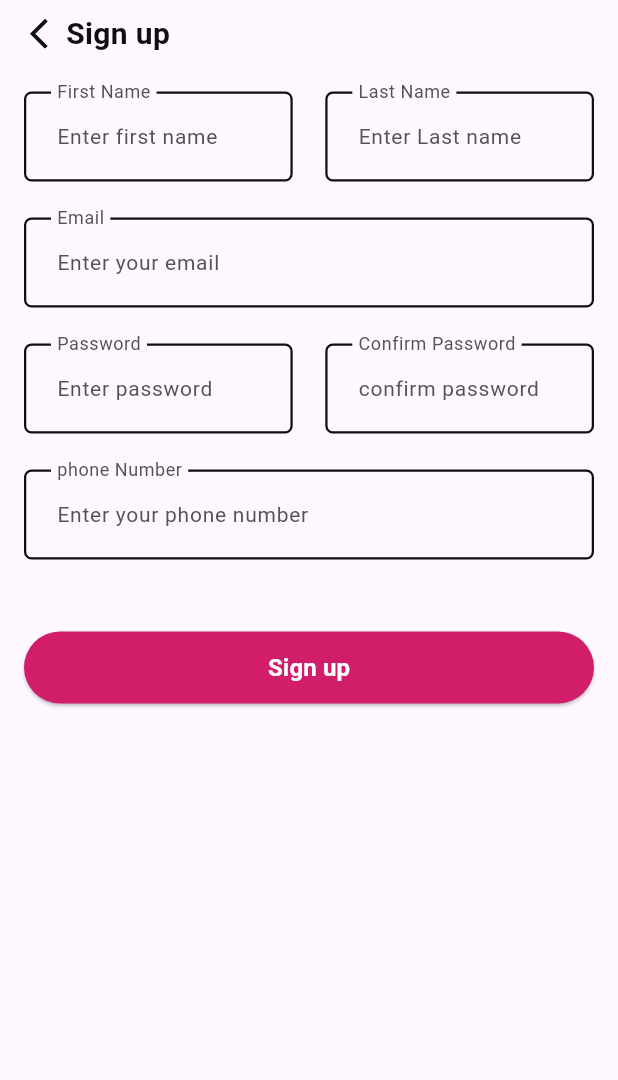
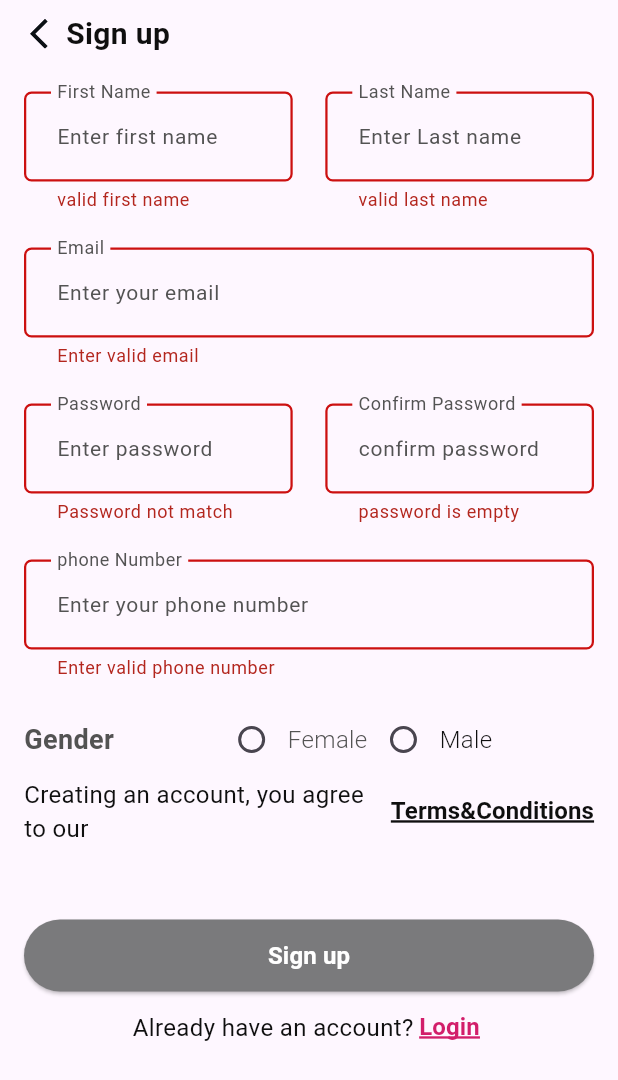
Before and after one commit to AhmedRasmy1/flower_ecommerce, a Flutter app: the screen it shows after launch, after a tap on "Sign up", on a phone screen of 412 x 824 dp. Shown: the top 1080 px of the screen. Run offline on Flutter 3.47's test engine with Material 3 defaults, Android fonts, the phone set to English and light mode, and no system bars; our stand-ins replace bloc, cached_network_image, dio, flutter_bloc, flutter_svg, get_it and 3 more; generated files the repository leaves out were written again.

Commit message:
Develop and finalize Register page UI with API connection for data handling

```diff
--- a/lib/Features/auth/presentation/view_model/signup_view_model/signup_cubit.dart
+++ b/lib/Features/auth/presentation/view_model/signup_view_model/signup_cubit.dart
@@ -1,3 +1,4 @@
+import 'package:flower_ecommerce/core/utils/cashed_data_shared_preferences.dart';
 import 'package:flutter_bloc/flutter_bloc.dart';
 import 'package:injectable/injectable.dart';
 import '../../../../../core/common/api_result.dart';
@@ -9,26 +10,23 @@ import '../../../domain/use_cases/register_usecase.dart';
 @injectable
 class RegisterViewModel extends Cubit<RegisterState> {
   RegisterUseCase registerUseCase;
+
+  //static RegisterViewModel get(context) => BlocProvider.of(context);
+
   RegisterViewModel(this.registerUseCase) : super(InitialState());
+  bool genderChosen=false;
 
   void register(
-      // {
-      // required String firstName,
-      // required String lastName,
-      // required String email,
-      // required String password,
-      // required String gender,
-      // required String rePassword,
-      // required String phone}
-      ) async {
-    var result = await registerUseCase.register(
-        'fivcrsxtakjkName',
-        'dfdjkdffcdf',
-        'dfdf1ddkzjl2ass@gmail.com',
-        'As@112233',
-        'male',
-        'As@112233',
-        '+201258501121');
+      {required String firstName,
+      required String lastName,
+      required String email,
+      required String password,
+      required String rePassword,
+      required String phone}) async {
+    emit(LoadingRegisterState());
+    String gender = SharedData.getData(key: StringCache.selectGender)??'';
+    var result = await registerUseCase.register(firstName, lastName, email,
+        password, gender, rePassword, phone);
 
     switch (result) {
       case Success<RegisterEntities?>():
--- a/lib/Features/auth/presentation/view_model/signup_view_model/signup_state.dart
+++ b/lib/Features/auth/presentation/view_model/signup_view_model/signup_state.dart
@@ -12,7 +12,10 @@ class SuccessRegisterState extends RegisterState {
   SuccessRegisterState(this.registerEntities);
 }
 
-class LoadingRegisterState extends RegisterState {}
+class LoadingRegisterState extends RegisterState {
+
+  LoadingRegisterState();
+}
 
 class ErrorRegisterState extends RegisterState {
   Exception? exception;
--- a/lib/Features/auth/presentation/views/register_view.dart
+++ b/lib/Features/auth/presentation/views/register_view.dart
@@ -6,12 +6,16 @@ import '../../../../core/di/di.dart';
 import '../../../../core/functions/helper.dart';
 import '../../../../core/resources/app_constants.dart';
 import '../../../../core/resources/color_manager.dart';
+import '../../../../core/resources/routes_manager.dart';
 import '../../../../core/resources/strings_manager.dart';
 import '../../../../core/resources/values_manager.dart';
 import '../../../../core/widgets/custom_app_bar.dart';
 import '../../../../core/widgets/custom_elevated_button.dart';
 import '../../../../core/widgets/custom_text_form_field.dart';
 import '../view_model/signup_view_model/signup_cubit.dart';
+import '../widgets/bloc_consumer_signin_page.dart';
+import '../widgets/choose_gender.dart';
+import '../widgets/custom_auth_prompt.dart';
 
 class RegisterView extends StatefulWidget {
   const RegisterView({super.key});
@@ -29,16 +33,26 @@ class _RegisterViewState extends State<RegisterView> {
   final TextEditingController _rePasswordController = TextEditingController();
   final TextEditingController _phoneController = TextEditingController();
   final GlobalKey<FormState> _formKey = GlobalKey<FormState>();
-  Color buttonColor = ColorManager.pink;
+  Color buttonColor = ColorManager.darkGrey;
   bool isPasswordHidden1 = true;
   bool isPasswordHidden2 = true;
-
+  bool passwordValid = false;
+  bool _hasStartedTyping = false;
   @override
   void initState() {
     viewModel = getIt.get<RegisterViewModel>();
     super.initState();
   }
-
+  void _onTextChanged(String text) {
+    if (!_hasStartedTyping && text.isNotEmpty) {
+      _hasStartedTyping = true;
+      _phoneController.text = '+2$text';
+      _phoneController.selection = TextSelection.collapsed(offset: _phoneController.text.length);
+    }
+    if (text.isEmpty) {
+      _hasStartedTyping = false;
+    }
+  }
   @override
   Widget build(BuildContext context) {
     return BlocProvider(
@@ -75,7 +89,8 @@ class _RegisterViewState extends State<RegisterView> {
                               labelText: AppStrings.firstName,
                               hintText: AppStrings.enterYourFirstName,
                               obscureText: false,
-                              validator: (value) => validateNotEmpty(
+                              validator: (value) =>
+                                  validateNotEmpty(
                                       value, AppStrings.entervalidfirstName),
                             ),
                           ),
@@ -87,7 +102,8 @@ class _RegisterViewState extends State<RegisterView> {
                               labelText: AppStrings.lastName,
                               hintText: AppStrings.enterYourLastName,
                               obscureText: false,
-                              validator: (value) => validateNotEmpty(
+                              validator: (value) =>
+                                  validateNotEmpty(
                                       value, AppStrings.entervalidLastName),
                             ),
                           ),
@@ -111,13 +127,17 @@ class _RegisterViewState extends State<RegisterView> {
                             width: context.screenWidth /
                                 AppConstants.screenWidthRatio,
                             child: CustomTextFormField(
-                              controller: _rePasswordController,
+                              controller: _passwordController,
                               labelText: AppStrings.password,
                               hintText: AppStrings.enterYourPassword,
                               obscureText: isPasswordHidden2,
-                              validator: (value) => validatePasswordMatch(
+                              validator: (value) =>
+                                  validatePassword(
                                       password: _passwordController.text,
-                                  confirmPassword: _rePasswordController.text,
+                                      messageInvalid: AppStrings
+                                          .passwordInvalidFormat,
+                                      messageLength: AppStrings
+                                          .passwordCharactersLong,
                                       message: AppStrings.passwordNotMatch),
                             ),
                           ),
@@ -129,9 +149,12 @@ class _RegisterViewState extends State<RegisterView> {
                               labelText: AppStrings.confirmPassword,
                               hintText: AppStrings.enterYourConfirmPassword,
                               obscureText: isPasswordHidden2,
-                              validator: (value) => validatePasswordMatch(
+                              validator: (value) =>
+                                  validatePasswordMatch(
+                                    messageIsEmpty:AppStrings.passwordIsEmpty ,
                                       password: _passwordController.text,
-                                  confirmPassword: _rePasswordController.text,
+                                      confirmPassword: _rePasswordController
+                                          .text,
                                       message: AppStrings.passwordNotMatch),
                             ),
                           ),
@@ -143,50 +166,44 @@ class _RegisterViewState extends State<RegisterView> {
                         keyboardType: TextInputType.phone,
                         labelText: AppStrings.phoneNumber,
                         hintText: AppStrings.enterPhoneNumber,
+                        onChanged:    _onTextChanged,
                         obscureText: false,
-                        validator: (value) => validateNotEmpty(
+                        validator: (value) =>
+                            validateNotEmpty(
                               value,
                               AppStrings.enterValidPhoneNumber,
                             ),
                       ),
+                      const SizedBox(height: AppSize.s16),
+                      const ChooseGender(),
+                      const AuthPrompt(
+                        message: AppStrings.agreeTermsConditions,
+                        userAccess: AppStrings.termsConditions,
+                        color: ColorManager.black,
+                        routeName: RoutesManager.loginRoute,/// change
+                      ),
                       const SizedBox(height: AppSize.s48),
-                      CustomElevatedButton(
+                      BlocConsumerForSignupPage(
+                        formKey: _formKey,
+                        emailController: _emailController,
+                        passwordController: _passwordController,
+                        firstNameController: _firstNameController,
+                        lastNameController: _lastNameController,
+                        rePasswordController: _rePasswordController,
+                        phoneController: _phoneController,
                         buttonColor: buttonColor,
-                        title: AppStrings.signUp,
-                        onPressed: () {
-                          viewModel.register(
-                              // firstName: _firstNameController.text,
-                              // lastName: _lastNameController.text,
-                              // email: _emailController.text,
-                              // password: _passwordController.text,
-                              // rePassword: _rePasswordController.text,
-                              // phone:'+201200131125',
-                              // gender: 'male'
-                              );
+                        viewModel: viewModel,
+                        updateButtonColor: (newColor) {
+                          setState(() {
+                            buttonColor = newColor;
+                          });
                         },
+                      ),
+                      const AuthPrompt(
+                        message: AppStrings.alreadyHaveAccount,
+                        userAccess: AppStrings.login,
+                        routeName: RoutesManager.loginRoute,
                       )
-                      // BlocConsumerForSignupPage(
-                      //   formKey: _formKey,
-                      //   emailController: _emailController,
-                      //   passwordController: _passwordController,
-                      //   userNameController: _userNameController,
-                      //   firstNameController: _firstNameController,
-                      //   lastNameController: _lastNameController,
-                      //   confirmPasswordController: _confirmPasswordController,
-                      //   phoneController: _phoneController,
-                      //   buttonColor: buttonColor,
-                      //   viewModel: viewModel,
-                      //   updateButtonColor: (newColor) {
-                      //     setState(() {
-                      //       buttonColor = newColor;
-                      //     });
-                      //   },
-                      // ),
-                      // const AuthPrompt(
-                      //   message: AppStrings.alreadyHaveAccount,
-                      //   userAccess: AppStrings.login,
-                      //   routeName: RoutesManager.loginRoute,
-                      // )
                     ],
                   ),
                 ),
--- /dev/null
+++ b/lib/Features/auth/presentation/widgets/bloc_consumer_signin_page.dart
@@ -0,0 +1,145 @@
+
+import 'package:flower_ecommerce/Features/auth/presentation/view_model/signup_view_model/signup_state.dart';
+import 'package:flower_ecommerce/core/resources/color_manager.dart';
+import 'package:flower_ecommerce/core/resources/style_manager.dart';
+import 'package:flower_ecommerce/core/resources/values_manager.dart';
+import 'package:flutter/material.dart';
+import 'package:flutter_bloc/flutter_bloc.dart';
+import '../../../../core/common/custom_exception.dart';
+import '../../../../core/functions/helper.dart';
+import '../../../../core/resources/routes_manager.dart';
+import '../../../../core/resources/strings_manager.dart';
+import '../../../../core/widgets/custom_elevated_button.dart';
+import '../view_model/signup_view_model/signup_cubit.dart';
+
+class BlocConsumerForSignupPage extends StatelessWidget {
+  final GlobalKey<FormState> formKey;
+  final TextEditingController emailController;
+  final TextEditingController passwordController;
+  final TextEditingController firstNameController;
+  final TextEditingController lastNameController;
+  final TextEditingController rePasswordController;
+  final TextEditingController phoneController;
+  final Color buttonColor;
+  final Function(Color) updateButtonColor;
+  final RegisterViewModel viewModel;
+
+  const BlocConsumerForSignupPage({
+    super.key,
+    required this.formKey,
+    required this.emailController,
+    required this.passwordController,
+    required this.firstNameController,
+    required this.lastNameController,
+    required this.rePasswordController,
+    required this.phoneController,
+    required this.buttonColor,
+    required this.updateButtonColor,
+    required this.viewModel,
+  });
+
+  @override
+  Widget build(BuildContext context) {
+    return BlocConsumer<RegisterViewModel, RegisterState>(
+      listener: (context, state) {
+        if (state is LoadingRegisterState) {
+          showDialog(
+            context: context,
+            barrierDismissible: false,
+            builder: (BuildContext context) {
+              return const Dialog(
+                backgroundColor: Colors.transparent,
+                child: Center(
+                  child: CircularProgressIndicator(
+                    color: ColorManager.pink,
+                  ),
+                ),
+              );
+            },
+          );
+        }
+        if (state is ErrorRegisterState) {
+          Navigator.pop(context);
+          String? message;
+          if (state.exception is ServerError) {
+            message = (state.exception as ServerError).serverMessage ;
+          }
+          showCustomDialog(context, message);
+
+        }
+        if (state is SuccessRegisterState) {
+          Navigator.pop(context);
+          Navigator.pushNamed(context, RoutesManager.loginRoute);
+        }
+      },
+      builder: (context, state) {
+        return CustomElevatedButton(
+          buttonColor: buttonColor,
+          title: AppStrings.signUp,
+          onPressed: () {
+            validationMethod(
+              actionPress: () {
+                viewModel.register(
+                  firstName: firstNameController.text,
+                  lastName: lastNameController.text,
+                  email: emailController.text,
+                  password: rePasswordController.text,
+                  rePassword: rePasswordController.text,
+                  phone: phoneController.text,
+                );
+              },
+              formKey: formKey,
+              updateButtonColor: updateButtonColor,
+            );
+          },
+        );
+      },
+    );
+  }
+}
+
+
+void showCustomDialog(BuildContext context, String? message) {
+  showDialog(
+    context: context,
+    barrierDismissible: false,
+    builder: (BuildContext context) {
+      return Dialog(
+        backgroundColor: Colors.transparent,
+        child: Center(
+          child: Container(
+            padding: const EdgeInsets.all(20),
+            decoration: BoxDecoration(
+              color: Colors.white,
+              borderRadius: BorderRadius.circular(10),
+            ),
+            child: Column(
+              mainAxisSize: MainAxisSize.min,
+              children: [
+                Text(
+                  message??'Error',
+                  style: const TextStyle(
+                    fontSize: 16,
+                    fontWeight: FontWeight.bold,
+                    color: ColorManager.black,
+                  ),
+                  textAlign: TextAlign.center,
+                ),
+                const SizedBox(height: 20),
+                ElevatedButton(
+                  onPressed: () {
+                    Navigator.pop(context);
+                  },
+                  style: ElevatedButton.styleFrom(
+                    backgroundColor: ColorManager.pink,
+                  ),
+                  child:  Text('Close',style: getSemiBoldStyle(color: ColorManager.white,fontSize: AppSize.s14),),
+                ),
+              ],
+            ),
+          ),
+        ),
+      );
+    },
+  );
+}
--- /dev/null
+++ b/lib/Features/auth/presentation/widgets/choose_gender.dart
@@ -0,0 +1,85 @@
+import 'package:flower_ecommerce/Features/auth/presentation/view_model/signup_view_model/signup_cubit.dart';
+import 'package:flower_ecommerce/core/resources/color_manager.dart';
+import 'package:flower_ecommerce/core/resources/strings_manager.dart';
+import 'package:flower_ecommerce/core/resources/style_manager.dart';
+import 'package:flower_ecommerce/core/resources/values_manager.dart';
+import 'package:flutter/material.dart';
+
+import '../../../../core/utils/cashed_data_shared_preferences.dart';
+
+class ChooseGender extends StatefulWidget {
+  const ChooseGender({super.key});
+
+  @override
+  State<ChooseGender> createState() => _ChooseGenderState();
+}
+
+class _ChooseGenderState extends State<ChooseGender> {
+  String? _selectedValue;
+  bool _isActive = false;
+
+  @override
+  Widget build(BuildContext context) {
+    return Row(
+      children: [
+        Text(
+          AppStrings.gender,
+          style:
+          getSemiBoldStyle(color: ColorManager.grey, fontSize: AppSize.s18),
+        ),
+        const Spacer(),
+        Row(
+          mainAxisAlignment: MainAxisAlignment.start,
+          children: [
+            Radio<String>(
+              activeColor: ColorManager.pink,
+              value: 'female',
+              groupValue: _selectedValue,
+              onChanged: (String? value) {
+                setState(() {
+                  _selectedValue = value;
+                  _isActive =!_isActive;
+                  SharedData.setData(
+                      key: StringCache.selectGender, value: value);
+                  print(SharedData.getData(key: StringCache.selectGender));
+                });
+              },
+            ),
+            Text(
+              AppStrings.female,
+              style: getLightStyle(
+                  color: _isActive ? ColorManager.black : ColorManager.grey,
+                  fontSize: AppSize.s16),
+            ),
+          ],
+        ),
+        Row(
+          mainAxisAlignment: MainAxisAlignment.start,
+          children: [
+            Radio<String>(
+              activeColor: ColorManager.pink,
+              value: 'male',
+              groupValue: _selectedValue,
+              onChanged: (String? value) {
+                setState(() {
+                  _selectedValue = value;
+                  _isActive =!_isActive;
+                  SharedData.setData(
+                      key: StringCache.selectGender, value: value);
+                  print(SharedData.getData(key: StringCache.selectGender));
+                });
+              },
+            ),
+            Text(
+              AppStrings.male,
+              style: getLightStyle(
+                  color: !_isActive ? ColorManager.black : ColorManager.grey,
+                  fontSize: AppSize.s16),
+            ),
+          ],
+        ),
+        const Spacer(),
+      ],
+    );
+  }
+}
--- /dev/null
+++ b/lib/Features/auth/presentation/widgets/custom_auth_prompt.dart
@@ -0,0 +1,60 @@
+import 'package:flutter/material.dart';
+
+import '../../../../core/resources/color_manager.dart';
+import '../../../../core/resources/font_manager.dart';
+
+class AuthPrompt extends StatelessWidget {
+  const AuthPrompt({
+    super.key,
+    required this.message,
+    required this.userAccess,
+    required this.routeName,
+    this.color,
+  });
+
+  final String message;
+  final String userAccess;
+  final String routeName;
+  final Color? color;
+
+  @override
+  Widget build(BuildContext context) {
+    return Row(
+      mainAxisAlignment: MainAxisAlignment.center,
+      mainAxisSize: MainAxisSize.min,
+      children: [
+        Flexible(
+          child: Text(
+            message,
+            style: const TextStyle(
+              fontSize: FontSize.s16,
+              color: ColorManager.black,
+            ),
+          ),
+        ),
+        TextButton(
+          onPressed: () {
+            Navigator.pushNamed(context, routeName);
+          },
+          style: TextButton.styleFrom(
+            padding: EdgeInsets.zero,
+            minimumSize: const Size(0, 0),
+          ),
+          child: Text(
+            userAccess,
+            style: TextStyle(
+              decoration: TextDecoration.underline,
+              decorationColor: color ?? ColorManager.pink,
+              fontSize: FontSize.s16,
+              color: color ?? ColorManager.pink,
+              fontWeight: FontWeightManager.semiBold,
+              height: 2.0,
+              decorationThickness: 2.0,
+            ),
+          ),
+        ),
+      ],
+    );
+    ;
+  }
+}
--- a/lib/core/api/api_manager/api_manager.dart
+++ b/lib/core/api/api_manager/api_manager.dart
@@ -13,7 +13,7 @@ part 'api_manager.g.dart';
 abstract class ApiService {
 
   @FactoryMethod()
-  factory ApiService(Dio dio) = _ApiService;
+  factory ApiService(Dio dio) =_ApiService;
 
   @POST(ApiConstants.signupRoute)
   Future<RegisterResponseDto> signUp(@Body() RegisterModelDto registerModelDto);
--- a/lib/core/functions/helper.dart
+++ b/lib/core/functions/helper.dart
@@ -1,5 +1,3 @@
-
-
 import 'package:flutter/material.dart';
 import 'package:flutter_svg/svg.dart';
 import '../resources/values_manager.dart';
@@ -12,7 +10,7 @@ String? validateNotEmpty(String? value, String messageEmpty,
   } else if (value.length < 6) {
     return length;
   } else if (!RegExp(
-      r'^(?=.*?[A-Z])(?=.*?[a-z])(?=.*?[0-9])(?=.*?[#?!@$%^&*-]).{8,}$')
+          r'^(?=.*?[A-Z])(?=.*?[a-z])(?=.*?[0-9])(?=.*?[#?!@$%^&*-]).{8,}$')
       .hasMatch(value)) {
     return format;
   }
@@ -33,7 +31,11 @@ String? validatePasswordMatch({
   required String password,
   required String confirmPassword,
   required String message,
+   String? messageIsEmpty,
 }) {
+  if (password.trim().isEmpty) {
+    return messageIsEmpty;
+  }
   if (password != confirmPassword) {
     return message;
   }
@@ -99,7 +101,7 @@ Widget buildIcon(String assetPath, int index, int currentIndex) {
         horizontal: AppPadding.p20, vertical: AppPadding.p4),
     decoration: BoxDecoration(
       color:
-      isSelected ? ColorManager.pink.withOpacity(0.2) : Colors.transparent,
+          isSelected ? ColorManager.pink.withOpacity(0.2) : Colors.transparent,
       borderRadius: BorderRadius.circular(12),
     ),
     child: SvgPicture.asset(
@@ -113,3 +115,23 @@ Widget buildIcon(String assetPath, int index, int currentIndex) {
     ),
   );
 }
+
+String? validatePassword({
+  required String password,
+  required String message,
+  required String messageLength,
+  required String messageInvalid,
+}) {
+  final RegExp passwordRegExp =
+      RegExp(r'^(?=.*[A-Z])(?=.*[a-z])(?=.*\d)(?=.*[\W_]).{8,}$');
+  if (password.trim().isEmpty) {
+    return message;
+  }
+  else if (password.length < 8) {
+    return messageLength;
+  }
+  else if (!passwordRegExp.hasMatch(password)) {
+    return messageInvalid;
+  }
+  return null;
+}
--- a/lib/core/resources/strings_manager.dart
+++ b/lib/core/resources/strings_manager.dart
@@ -36,4 +36,10 @@ class AppStrings {
   static const String dontReciveCode = "Didn't receive code? ";
   static const String invalidCode = "Invalid code";
   static const String enterPhoneNumber = "Enter your phone number";
+  static const String passwordInvalidFormat = "Invalid password format";
+  static const String passwordCharactersLong = "Min 8 characters";
+  static const String alreadyHaveAccount = "Already have an account?";
+  static const String agreeTermsConditions = "Creating an account, you agree to our ";
+  static const String termsConditions = "Terms&Conditions";
+  static const String passwordIsEmpty = "password is empty";
 }
--- a/lib/core/utils/cashed_data_shared_preferences.dart
+++ b/lib/core/utils/cashed_data_shared_preferences.dart
@@ -42,6 +42,7 @@ class SharedData {
 }
 
 class StringCache {
+  static const String selectGender = 'selectGender';
   //!for Example ! for Example ! for Example ! for Example ! for Example
  // static const String emailResetPassword = 'emailResetPassword';
 // static const String userEmail = 'userEmail';
--- a/lib/core/widgets/custom_text_form_field.dart
+++ b/lib/core/widgets/custom_text_form_field.dart
@@ -18,7 +18,7 @@ class CustomTextFormField extends StatelessWidget {
     this.keyboardType,
     this.enabled,
     this.prefixIcon,
-    this.initialValue,
+    this.initialValue, this.onChanged,
   });
 
   final TextEditingController controller;
@@ -31,6 +31,7 @@ class CustomTextFormField extends StatelessWidget {
   final Widget? suffix;
   final Widget? prefixIcon;
   final TextInputType? keyboardType;
+  final  void Function(String)? onChanged;
 
   @override
   Widget build(BuildContext context) {
@@ -85,6 +86,7 @@ class CustomTextFormField extends StatelessWidget {
           )),
       obscureText: obscureText ?? false,
       validator: validator,
+      onChanged:onChanged ,
     );
   }
 }
--- a/pubspec.yaml
+++ b/pubspec.yaml
@@ -43,6 +43,7 @@ dependencies:
   bloc: ^8.1.4
   flutter_svg: ^2.0.14
   cached_network_image: ^3.4.1
+
 
 
 
```
Also changed, not shown: pubspec.lock. Lines whose indentation alone changed are shown as unchanged.
